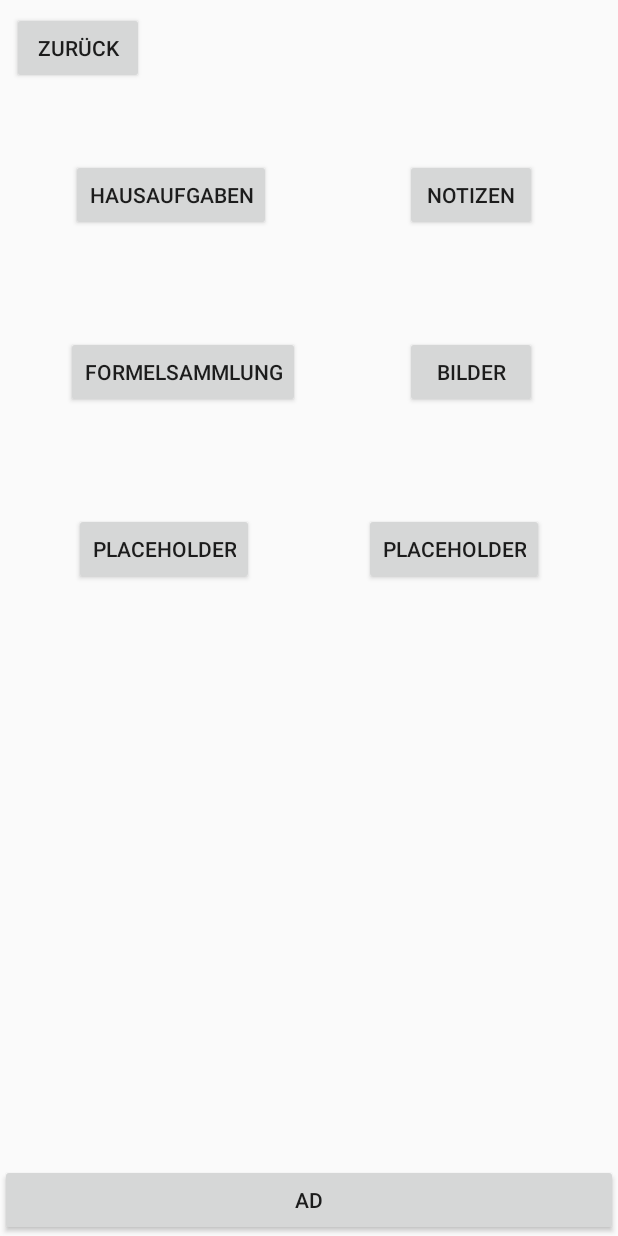
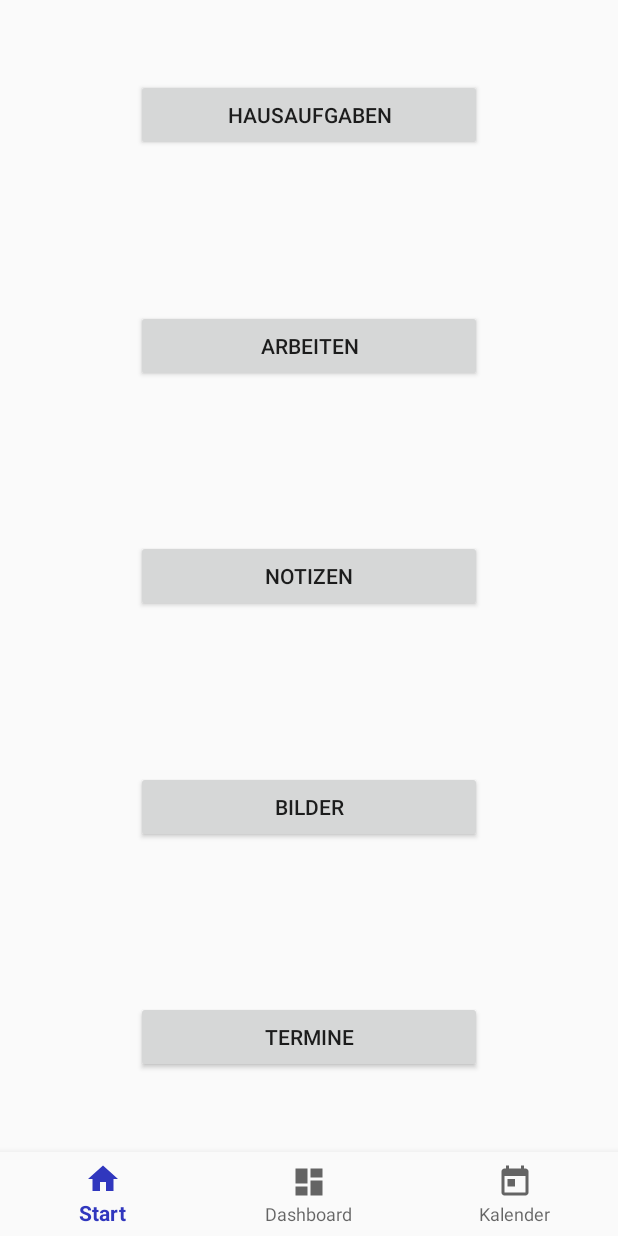
Before and after one commit to TimLisemer/LearningUnit, an Android app: the Organizer screen opened directly, with no data from a screen before it, on a phone screen of 412 x 824 dp. Run offline under Robolectric (Android 15) with nearby library versions, the phone set to English and light mode, and no system bars; Roboto replaces fonts that are not available here; 2 statements that could not run were skipped.

Commit message:
Organizer Design

```diff
--- a/app/build.gradle
+++ b/app/build.gradle
@@ -6,8 +6,8 @@ android {
         applicationId "learningunit.learningunit"
         minSdkVersion 21
         targetSdkVersion 27
-        versionCode 5
-        versionName "0.2.2"
+        versionCode 6
+        versionName "0.2.3"
         testInstrumentationRunner "android.support.test.runner.AndroidJUnitRunner"
     }
     buildTypes {
--- a/app/src/main/java/learningunit/learningunit/beforeStart/Register.java
+++ b/app/src/main/java/learningunit/learningunit/beforeStart/Register.java
@@ -477,7 +477,6 @@ public class Register extends AppCompatActivity {
         startActivity(intent);
     }
 
-
     public void open_back1(){
         ManageData.RemoveOfflineData();
         ManageData.OfflineAccount = 0;
--- a/app/src/main/java/learningunit/learningunit/menu/organizer/Organizer.java
+++ b/app/src/main/java/learningunit/learningunit/menu/organizer/Organizer.java
@@ -1,102 +1,172 @@
 package learningunit.learningunit.menu.organizer;
 
-import android.content.Intent;
+import android.os.Bundle;
+import android.support.annotation.NonNull;
+import android.support.design.widget.BottomNavigationView;
+import android.support.v4.app.Fragment;
+import android.support.v4.app.FragmentManager;
+import android.support.v4.app.FragmentPagerAdapter;
+import android.support.v4.view.ViewPager;
 import android.support.v7.app.AppCompatActivity;
-import android.os.Bundle;
+import android.support.v7.widget.Toolbar;
+import android.util.Log;
+import android.view.LayoutInflater;
+import android.view.MenuItem;
 import android.view.View;
+import android.view.ViewGroup;
 import android.widget.Button;
+import android.widget.TextView;
 
-import com.google.android.gms.analytics.HitBuilders;
 import com.google.android.gms.analytics.Tracker;
-
 import learningunit.learningunit.Objects.API.AnalyticsApplication;
-import learningunit.learningunit.menu.MainActivity;
 import learningunit.learningunit.R;
 
 public class Organizer extends AppCompatActivity {
 
+    private TextView mTextMessage;
+    private Organizer.SectionsPagerAdapter mSectionsPagerAdapter;
+    private ViewPager mViewPager;
+    private Tracker mTracker;
+    private MenuItem prevMenuItem;
 
-    //Deklarieren der Knöpfe
-    private Button back, homework, notes, formulary, pictures;
+    private BottomNavigationView.OnNavigationItemSelectedListener mOnNavigationItemSelectedListener
+            = new BottomNavigationView.OnNavigationItemSelectedListener() {
 
-    private Tracker mTracker;
+        @Override
+        public boolean onNavigationItemSelected(@NonNull MenuItem item) {
+            switch (item.getItemId()) {
+                case R.id.navigation_home:
+                    mViewPager.setCurrentItem(0);
+                    return true;
+                case R.id.navigation_dashboard:
+                    mViewPager.setCurrentItem(1);
+                    return true;
+                case R.id.navigation_notifications:
+                    mViewPager.setCurrentItem(2);
+                    return true;
+            }
+            return false;
+        }
+    };
 
     @Override
     protected void onCreate(Bundle savedInstanceState) {
-        // Obtain the shared Tracker instance.
         AnalyticsApplication application = (AnalyticsApplication) getApplication();
         mTracker = application.getDefaultTracker();
         super.onCreate(savedInstanceState);
         setContentView(R.layout.activity_organizer);
 
-        //Initialisieren der Knöpfe und rufen der OnClick methode
-        back = (Button) findViewById(R.id.organizer_back);
-        back.setOnClickListener(new View.OnClickListener() {
+        Toolbar toolbar = (Toolbar) findViewById(R.id.toolbar);
+        setSupportActionBar(toolbar);
+        // Create the adapter that will return a fragment for each of the three
+        // primary sections of the activity.
+        mSectionsPagerAdapter = new Organizer.SectionsPagerAdapter(getSupportFragmentManager());
+
+        // Set up the ViewPager with the sections adapter.
+        mViewPager = (ViewPager) findViewById(R.id.containerOrganizer);
+        mViewPager.setAdapter(mSectionsPagerAdapter);
+
+        mTextMessage = (TextView) findViewById(R.id.message);
+        final BottomNavigationView navigation = (BottomNavigationView) findViewById(R.id.navigation);
+        navigation.setOnNavigationItemSelectedListener(mOnNavigationItemSelectedListener);
+
+
+        mViewPager.addOnPageChangeListener(new ViewPager.OnPageChangeListener() {
             @Override
-            public void onClick(View view) {
-                open_back();
+            public void onPageScrolled(int position, float positionOffset, int positionOffsetPixels) {
+
+            }
+
+            @Override
+            public void onPageSelected(int position) {
+                if (prevMenuItem != null)
+                    prevMenuItem.setChecked(false);
+                else
+                    navigation.getMenu().getItem(0).setChecked(false);
+
+                navigation.getMenu().getItem(position).setChecked(true);
+                prevMenuItem = navigation.getMenu().getItem(position);
+            }
+
+            @Override
+            public void onPageScrollStateChanged(int state) {
+
             }
         });
+    }
 
-        homework = (Button) findViewById(R.id.organizer_homework);
-        homework.setOnClickListener(new View.OnClickListener() {
-            @Override
-            public void onClick(View view) {
-                open_homework();
+
+    public static class PlaceholderFragment extends Fragment {
+        /**
+         * The fragment argument representing the section number for this
+         * fragment.
+         */
+        private static final String ARG_SECTION_NUMBER = "section_number";
+
+        public PlaceholderFragment() {
+        }
+
+        /**
+         * Returns a new instance of this fragment for the given section
+         * number.
+         */
+        public static Organizer.PlaceholderFragment newInstance(int sectionNumber) {
+            Organizer.PlaceholderFragment fragment = new Organizer.PlaceholderFragment();
+            Bundle args = new Bundle();
+            args.putInt(ARG_SECTION_NUMBER, sectionNumber);
+            fragment.setArguments(args);
+            return fragment;
+        }
+
+
+
+        @Override
+        public View onCreateView(final LayoutInflater inflater, ViewGroup container, Bundle savedInstanceState) {
+            View rootView = null;
+            if(getArguments().getInt(ARG_SECTION_NUMBER) == 1) {
+                rootView = inflater.inflate(R.layout.fragment_organizer_home, container, false);
+            }else if(getArguments().getInt(ARG_SECTION_NUMBER) == 2){
+                rootView = inflater.inflate(R.layout.fragment_organizer_dashboard, container, false);
+            }else if(getArguments().getInt(ARG_SECTION_NUMBER) == 3){
+                rootView = inflater.inflate(R.layout.fragment_organizer_calendar, container, false);
             }
-        });
 
-        notes = (Button) findViewById(R.id.organizer_notes);
-        notes.setOnClickListener(new View.OnClickListener() {
-            @Override
-            public void onClick(View view) {
-                open_notes();
-            }
-        });
+            return rootView;
+        }
 
-        formulary = (Button) findViewById(R.id.organizer_formulary);
-        formulary.setOnClickListener(new View.OnClickListener() {
-            @Override
-            public void onClick(View view) {
-                open_formulary();
-            }
-        });
 
-        pictures = (Button) findViewById(R.id.organizer_pictures);
-        pictures.setOnClickListener(new View.OnClickListener() {
-            @Override
-            public void onClick(View view) {
-                open_pictures();
-            }
-        });
+
+
 
     }
 
 
 
-    //Buttton OnClick Methoden
-    public void open_back(){
-        Intent intent = new Intent(this, MainActivity.class);
-        startActivity(intent);
-    }
 
-    public void open_homework(){
-        //Intent intent = new Intent(this, Vok.class);
-        //startActivity(intent);
-    }
 
-    public void open_notes(){
-        //Intent intent = new Intent(this, MainActivity.class);
-        //startActivity(intent);
-    }
 
-    public void open_formulary(){
-        //Intent intent = new Intent(this, MainActivity.class);
-        //startActivity(intent);
-    }
 
-    public void open_pictures(){
-        //Intent intent = new Intent(this, MainActivity.class);
-        //startActivity(intent);
+
+    /**
+     * A {@link FragmentPagerAdapter} that returns a fragment corresponding to
+     * one of the sections/tabs/pages.
+     */
+    public class SectionsPagerAdapter extends FragmentPagerAdapter {
+
+        public SectionsPagerAdapter(FragmentManager fm) {
+            super(fm);
+        }
+
+        @Override
+        public Fragment getItem(int position) {
+            // getItem is called to instantiate the fragment for the given page.
+            // Return a PlaceholderFragment (defined as a static inner class below).
+            return Organizer.PlaceholderFragment.newInstance(position + 1);
+        }
+
+        @Override
+        public int getCount() {
+            return 3;
+        }
     }
 }
--- /dev/null
+++ b/app/src/main/res/drawable/ic_dashboard_black_24dp.xml
@@ -0,0 +1,9 @@
+<vector xmlns:android="http://schemas.android.com/apk/res/android"
+    android:width="24dp"
+    android:height="24dp"
+    android:viewportWidth="24.0"
+    android:viewportHeight="24.0">
+    <path
+        android:fillColor="#FF000000"
+        android:pathData="M3,13h8L11,3L3,3v10zM3,21h8v-6L3,15v6zM13,21h8L21,11h-8v10zM13,3v6h8L21,3h-8z" />
+</vector>
--- /dev/null
+++ b/app/src/main/res/drawable/ic_home_black_24dp.xml
@@ -0,0 +1,9 @@
+<vector xmlns:android="http://schemas.android.com/apk/res/android"
+    android:width="24dp"
+    android:height="24dp"
+    android:viewportWidth="24.0"
+    android:viewportHeight="24.0">
+    <path
+        android:fillColor="#FF000000"
+        android:pathData="M10,20v-6h4v6h5v-8h3L12,3 2,12h3v8z" />
+</vector>
--- /dev/null
+++ b/app/src/main/res/drawable/ic_notifications_black_24dp.xml
@@ -0,0 +1,9 @@
+<vector xmlns:android="http://schemas.android.com/apk/res/android"
+    android:width="24dp"
+    android:height="24dp"
+    android:viewportWidth="24.0"
+    android:viewportHeight="24.0">
+    <path
+        android:fillColor="#FF000000"
+        android:pathData="M12,22c1.1,0 2,-0.9 2,-2h-4c0,1.1 0.89,2 2,2zM18,16v-5c0,-3.07 -1.64,-5.64 -4.5,-6.32L13.5,4c0,-0.83 -0.67,-1.5 -1.5,-1.5s-1.5,0.67 -1.5,1.5v0.68C7.63,5.36 6,7.92 6,11v5l-2,2v1h16v-1l-2,-2z" />
+</vector>
--- /dev/null
+++ b/app/src/main/res/drawable/ic_today_black_24dp.xml
@@ -0,0 +1,9 @@
+<vector xmlns:android="http://schemas.android.com/apk/res/android"
+        android:width="24dp"
+        android:height="24dp"
+        android:viewportWidth="24.0"
+        android:viewportHeight="24.0">
+    <path
+        android:fillColor="#FF000000"
+        android:pathData="M19,3h-1L18,1h-2v2L8,3L8,1L6,1v2L5,3c-1.11,0 -1.99,0.9 -1.99,2L3,19c0,1.1 0.89,2 2,2h14c1.1,0 2,-0.9 2,-2L21,5c0,-1.1 -0.9,-2 -2,-2zM19,19L5,19L5,8h14v11zM7,10h5v5L7,15z"/>
+</vector>
--- a/app/src/main/res/layout/activity_organizer.xml
+++ b/app/src/main/res/layout/activity_organizer.xml
@@ -2,108 +2,31 @@
 <android.support.constraint.ConstraintLayout xmlns:android="http://schemas.android.com/apk/res/android"
     xmlns:app="http://schemas.android.com/apk/res-auto"
     xmlns:tools="http://schemas.android.com/tools"
+    android:id="@+id/container"
     android:layout_width="match_parent"
     android:layout_height="match_parent"
-    tools:context="learningunit.learningunit.menu.organizer.Organizer">
+    tools:context=".menu.organizer.Organizer">
 
-    <Button
-        android:id="@+id/organizer_back"
+    <android.support.design.widget.BottomNavigationView
+        android:id="@+id/navigation"
         android:layout_width="0dp"
         android:layout_height="wrap_content"
-        android:layout_marginStart="8dp"
-        android:layout_marginTop="8dp"
-        android:text="Zurück"
+        android:layout_marginStart="0dp"
+        android:layout_marginEnd="0dp"
+        android:background="?android:attr/windowBackground"
+        app:layout_constraintBottom_toBottomOf="parent"
+        app:layout_constraintLeft_toLeftOf="parent"
+        app:layout_constraintRight_toRightOf="parent"
+        app:menu="@menu/navigation" />
+
+    <android.support.v4.view.ViewPager
+        android:id="@+id/containerOrganizer"
+        android:layout_width="0dp"
+        android:layout_height="0dp"
+        app:layout_behavior="@string/appbar_scrolling_view_behavior"
+        app:layout_constraintBottom_toTopOf="@+id/navigation"
+        app:layout_constraintEnd_toEndOf="parent"
         app:layout_constraintStart_toStartOf="parent"
         app:layout_constraintTop_toTopOf="parent" />
 
-    <Button
-        android:id="@+id/organizer_advertisement"
-        android:layout_width="0dp"
-        android:layout_height="wrap_content"
-        android:layout_marginTop="8dp"
-        android:text="AD"
-        app:layout_constraintBottom_toBottomOf="parent"
-        app:layout_constraintEnd_toEndOf="parent"
-        app:layout_constraintHorizontal_bias="0.0"
-        app:layout_constraintStart_toStartOf="parent"
-        app:layout_constraintTop_toBottomOf="@+id/organizer_placeholder"
-        app:layout_constraintVertical_bias="1.0" />
-
-    <Button
-        android:id="@+id/organizer_homework"
-        android:layout_width="wrap_content"
-        android:layout_height="wrap_content"
-        android:layout_marginEnd="8dp"
-        android:layout_marginStart="8dp"
-        android:layout_marginTop="50dp"
-        android:text="Hausaufgaben"
-        app:layout_constraintEnd_toEndOf="parent"
-        app:layout_constraintHorizontal_bias="0.15"
-        app:layout_constraintStart_toStartOf="parent"
-        app:layout_constraintTop_toBottomOf="@+id/organizer_back" />
-
-    <Button
-        android:id="@+id/organizer_notes"
-        android:layout_width="wrap_content"
-        android:layout_height="wrap_content"
-        android:layout_marginEnd="8dp"
-        android:layout_marginStart="8dp"
-        android:layout_marginTop="50dp"
-        android:text="Notizen"
-        app:layout_constraintEnd_toEndOf="parent"
-        app:layout_constraintHorizontal_bias="0.85"
-        app:layout_constraintStart_toStartOf="parent"
-        app:layout_constraintTop_toBottomOf="@+id/organizer_back" />
-
-    <Button
-        android:id="@+id/organizer_formulary"
-        android:layout_width="wrap_content"
-        android:layout_height="wrap_content"
-        android:layout_marginEnd="8dp"
-        android:layout_marginStart="8dp"
-        android:layout_marginTop="70dp"
-        android:text="Formelsammlung"
-        app:layout_constraintEnd_toEndOf="parent"
-        app:layout_constraintHorizontal_bias="0.15"
-        app:layout_constraintStart_toStartOf="parent"
-        app:layout_constraintTop_toBottomOf="@+id/organizer_homework" />
-
-    <Button
-        android:id="@+id/organizer_pictures"
-        android:layout_width="wrap_content"
-        android:layout_height="wrap_content"
-        android:layout_marginEnd="8dp"
-        android:layout_marginStart="8dp"
-        android:layout_marginTop="70dp"
-        android:text="Bilder"
-        app:layout_constraintEnd_toEndOf="parent"
-        app:layout_constraintHorizontal_bias="0.85"
-        app:layout_constraintStart_toStartOf="parent"
-        app:layout_constraintTop_toBottomOf="@+id/organizer_notes" />
-
-    <Button
-        android:id="@+id/organizer_placeholder"
-        android:layout_width="wrap_content"
-        android:layout_height="wrap_content"
-        android:layout_marginEnd="8dp"
-        android:layout_marginStart="8dp"
-        android:layout_marginTop="70dp"
-        android:text="Placeholder"
-        app:layout_constraintEnd_toEndOf="parent"
-        app:layout_constraintHorizontal_bias="0.15"
-        app:layout_constraintStart_toStartOf="parent"
-        app:layout_constraintTop_toBottomOf="@+id/organizer_formulary" />
-
-    <Button
-        android:id="@+id/organizer_placeholder1"
-        android:layout_width="wrap_content"
-        android:layout_height="wrap_content"
-        android:layout_marginEnd="8dp"
-        android:layout_marginStart="8dp"
-        android:layout_marginTop="70dp"
-        android:text="Placeholder"
-        app:layout_constraintEnd_toEndOf="parent"
-        app:layout_constraintHorizontal_bias="0.85"
-        app:layout_constraintStart_toStartOf="parent"
-        app:layout_constraintTop_toBottomOf="@+id/organizer_pictures" />
 </android.support.constraint.ConstraintLayout>
--- /dev/null
+++ b/app/src/main/res/layout/fragment_organizer_calendar.xml
@@ -0,0 +1,24 @@
+<?xml version="1.0" encoding="utf-8"?>
+<android.support.constraint.ConstraintLayout
+    xmlns:android="http://schemas.android.com/apk/res/android"
+    xmlns:app="http://schemas.android.com/apk/res-auto"
+    xmlns:tools="http://schemas.android.com/tools"
+    android:layout_width="match_parent"
+    android:layout_height="match_parent">
+
+    <TextView
+        android:id="@+id/textView16"
+        android:layout_width="wrap_content"
+        android:layout_height="wrap_content"
+        android:layout_marginStart="8dp"
+        android:layout_marginTop="8dp"
+        android:layout_marginEnd="8dp"
+        android:layout_marginBottom="8dp"
+        android:text="Kalender"
+        android:textSize="24sp"
+        android:textStyle="bold"
+        app:layout_constraintBottom_toBottomOf="parent"
+        app:layout_constraintEnd_toEndOf="parent"
+        app:layout_constraintStart_toStartOf="parent"
+        app:layout_constraintTop_toTopOf="parent" />
+</android.support.constraint.ConstraintLayout>
--- /dev/null
+++ b/app/src/main/res/layout/fragment_organizer_dashboard.xml
@@ -0,0 +1,24 @@
+<?xml version="1.0" encoding="utf-8"?>
+<android.support.constraint.ConstraintLayout
+    xmlns:android="http://schemas.android.com/apk/res/android"
+    xmlns:app="http://schemas.android.com/apk/res-auto"
+    xmlns:tools="http://schemas.android.com/tools"
+    android:layout_width="match_parent"
+    android:layout_height="match_parent">
+
+    <TextView
+        android:id="@+id/textView15"
+        android:layout_width="wrap_content"
+        android:layout_height="wrap_content"
+        android:layout_marginStart="8dp"
+        android:layout_marginTop="8dp"
+        android:layout_marginEnd="8dp"
+        android:layout_marginBottom="8dp"
+        android:text="Dashboard"
+        android:textSize="24sp"
+        android:textStyle="bold"
+        app:layout_constraintBottom_toBottomOf="parent"
+        app:layout_constraintEnd_toEndOf="parent"
+        app:layout_constraintStart_toStartOf="parent"
+        app:layout_constraintTop_toTopOf="parent" />
+</android.support.constraint.ConstraintLayout>
--- /dev/null
+++ b/app/src/main/res/layout/fragment_organizer_home.xml
@@ -0,0 +1,120 @@
+<?xml version="1.0" encoding="utf-8"?>
+<android.support.constraint.ConstraintLayout xmlns:android="http://schemas.android.com/apk/res/android"
+    xmlns:app="http://schemas.android.com/apk/res-auto"
+    xmlns:tools="http://schemas.android.com/tools"
+    android:layout_width="match_parent"
+    android:layout_height="match_parent">
+
+    <Button
+        android:id="@+id/fragment_organizer_home_hausaufgaben"
+        android:layout_width="0dp"
+        android:layout_height="wrap_content"
+        android:layout_marginStart="8dp"
+        android:layout_marginTop="8dp"
+        android:layout_marginEnd="8dp"
+        android:layout_marginBottom="8dp"
+        android:text="@string/Homework"
+        app:layout_constraintBottom_toTopOf="@+id/guideline31"
+        app:layout_constraintEnd_toStartOf="@+id/guideline34"
+        app:layout_constraintStart_toStartOf="@+id/guideline33"
+        app:layout_constraintTop_toTopOf="parent" />
+
+    <Button
+        android:id="@+id/fragment_organizer_home_arbeiten"
+        android:layout_width="0dp"
+        android:layout_height="wrap_content"
+        android:layout_marginStart="8dp"
+        android:layout_marginTop="8dp"
+        android:layout_marginEnd="8dp"
+        android:layout_marginBottom="8dp"
+        android:text="@string/Exam"
+        app:layout_constraintBottom_toTopOf="@+id/guideline29"
+        app:layout_constraintEnd_toStartOf="@+id/guideline34"
+        app:layout_constraintStart_toStartOf="@+id/guideline33"
+        app:layout_constraintTop_toTopOf="@+id/guideline31" />
+
+    <Button
+        android:id="@+id/fragment_organizer_home_Notizen"
+        android:layout_width="0dp"
+        android:layout_height="wrap_content"
+        android:layout_marginStart="8dp"
+        android:layout_marginTop="8dp"
+        android:layout_marginEnd="8dp"
+        android:layout_marginBottom="8dp"
+        android:text="@string/Notes"
+        app:layout_constraintBottom_toTopOf="@+id/guideline32"
+        app:layout_constraintEnd_toStartOf="@+id/guideline34"
+        app:layout_constraintStart_toStartOf="@+id/guideline33"
+        app:layout_constraintTop_toTopOf="@+id/guideline29" />
+
+    <Button
+        android:id="@+id/fragment_organizer_home_Bilder"
+        android:layout_width="0dp"
+        android:layout_height="wrap_content"
+        android:layout_marginStart="8dp"
+        android:layout_marginTop="8dp"
+        android:layout_marginEnd="8dp"
+        android:layout_marginBottom="8dp"
+        android:text="@string/Pictures"
+        app:layout_constraintBottom_toTopOf="@+id/guideline30"
+        app:layout_constraintEnd_toStartOf="@+id/guideline34"
+        app:layout_constraintStart_toStartOf="@+id/guideline33"
+        app:layout_constraintTop_toTopOf="@+id/guideline32" />
+
+    <Button
+        android:id="@+id/fragment_organizer_home_Termin"
+        android:layout_width="0dp"
+        android:layout_height="wrap_content"
+        android:layout_marginStart="8dp"
+        android:layout_marginTop="8dp"
+        android:layout_marginEnd="8dp"
+        android:layout_marginBottom="8dp"
+        android:text="@string/Events"
+        app:layout_constraintBottom_toBottomOf="parent"
+        app:layout_constraintEnd_toStartOf="@+id/guideline34"
+        app:layout_constraintStart_toStartOf="@+id/guideline33"
+        app:layout_constraintTop_toTopOf="@+id/guideline30" />
+
+    <android.support.constraint.Guideline
+        android:id="@+id/guideline31"
+        android:layout_width="wrap_content"
+        android:layout_height="wrap_content"
+        android:orientation="horizontal"
+        app:layout_constraintGuide_percent="0.2" />
+
+    <android.support.constraint.Guideline
+        android:id="@+id/guideline29"
+        android:layout_width="wrap_content"
+        android:layout_height="wrap_content"
+        android:orientation="horizontal"
+        app:layout_constraintGuide_percent="0.4" />
+
+    <android.support.constraint.Guideline
+        android:id="@+id/guideline32"
+        android:layout_width="wrap_content"
+        android:layout_height="wrap_content"
+        android:orientation="horizontal"
+        app:layout_constraintGuide_percent="0.6" />
+
+    <android.support.constraint.Guideline
+        android:id="@+id/guideline30"
+        android:layout_width="wrap_content"
+        android:layout_height="wrap_content"
+        android:orientation="horizontal"
+        app:layout_constraintGuide_percent="0.8" />
+
+    <android.support.constraint.Guideline
+        android:id="@+id/guideline33"
+        android:layout_width="wrap_content"
+        android:layout_height="wrap_content"
+        android:orientation="vertical"
+        app:layout_constraintGuide_percent="0.2" />
+
+    <android.support.constraint.Guideline
+        android:id="@+id/guideline34"
+        android:layout_width="wrap_content"
+        android:layout_height="wrap_content"
+        android:orientation="vertical"
+        app:layout_constraintGuide_percent="0.8" />
+
+</android.support.constraint.ConstraintLayout>
--- /dev/null
+++ b/app/src/main/res/menu/navigation.xml
@@ -0,0 +1,19 @@
+<?xml version="1.0" encoding="utf-8"?>
+<menu xmlns:android="http://schemas.android.com/apk/res/android">
+
+    <item
+        android:id="@+id/navigation_home"
+        android:icon="@drawable/ic_home_black_24dp"
+        android:title="@string/title_home" />
+
+    <item
+        android:id="@+id/navigation_dashboard"
+        android:icon="@drawable/ic_dashboard_black_24dp"
+        android:title="@string/title_dashboard" />
+
+    <item
+        android:id="@+id/navigation_notifications"
+        android:icon="@drawable/ic_today_black_24dp"
+        android:title="@string/Calendar" />
+
+</menu>
--- a/app/src/main/res/values/strings.xml
+++ b/app/src/main/res/values/strings.xml
@@ -77,4 +77,14 @@
     <string name="NoTimetableFound">Unter dieser ID wurde kein Stundenplan gefunden</string>
     <string name="NoValueEntered">Bitte gebe einen Wert an</string>
     <string name="TimetableReceiveShareInfo">Du musst einen Account verwenden, um einen geteilten Stundenplan zu laden.</string>
+    <string name="title_activity_organizer">Organizer</string>
+    <string name="title_home">Start</string>
+    <string name="title_dashboard">Dashboard</string>
+    <string name="New">Neu</string>
+    <string name="Calendar">Kalender</string>
+    <string name="Homework">Hausaufgaben</string>
+    <string name="Exam">Arbeiten</string>
+    <string name="Notes">Notizen</string>
+    <string name="Pictures">Bilder</string>
+    <string name="Events">Termine</string>
 </resources>
```
Also changed, not shown: app/src/main/AndroidManifest.xml (+9 -6 lines), app/src/main/java/learningunit/learningunit/menu/MainActivity.java (+0 -12 lines), 2 other files.
